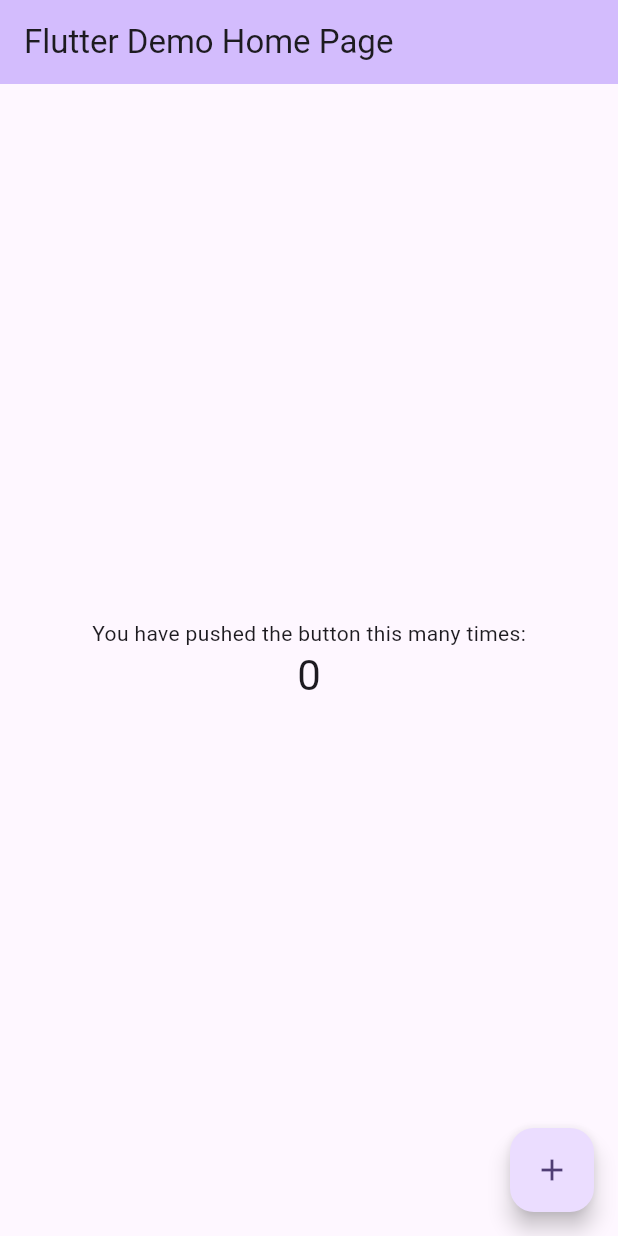
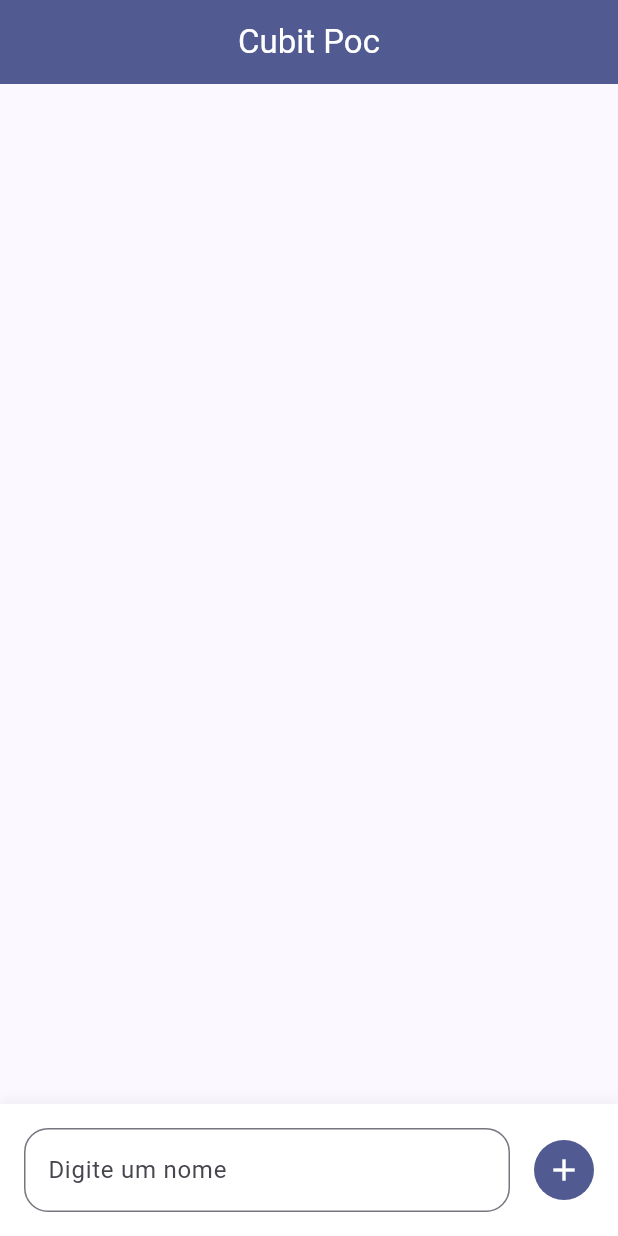
Before and after one commit to hugocica/flutter_bloc_cubit_poc, a Flutter app: the screen it shows after launch, on a phone screen of 412 x 824 dp. Run offline on Flutter 3.47's test engine with Material 3 defaults, Android fonts, the phone set to English and light mode, and no system bars.

Commit message:
Home screen

```diff
--- /dev/null
+++ b/lib/app/app_widget.dart
@@ -0,0 +1,17 @@
+import 'package:cubit_poc/app/pages/home/home_widget.dart';
+import 'package:flutter/material.dart';
+
+class MyApp extends StatelessWidget {
+  const MyApp({super.key});
+
+  @override
+  Widget build(BuildContext context) {
+    return MaterialApp(
+      title: 'Cubit POC',
+      theme: ThemeData(
+        colorScheme: ColorScheme.fromSeed(seedColor: Colors.indigo),
+      ),
+      home: const HomePage(),
+    );
+  }
+}
--- /dev/null
+++ b/lib/app/pages/home/home_widget.dart
@@ -0,0 +1,87 @@
+import 'package:flutter/material.dart';
+
+class HomePage extends StatefulWidget {
+  const HomePage({super.key});
+
+  @override
+  State<HomePage> createState() => _MyHomePageState();
+}
+
+class _MyHomePageState extends State<HomePage> {
+  final _nameController = TextEditingController();
+
+  @override
+  void initState() {
+    super.initState();
+  }
+
+  @override
+  Widget build(BuildContext context) {
+    return Scaffold(
+      appBar: AppBar(
+        title: const Text(
+          'Cubit Poc',
+        ),
+        centerTitle: true,
+        backgroundColor: Theme.of(context).primaryColor,
+        foregroundColor: Colors.white,
+      ),
+      body: Stack(
+        children: [
+          Positioned(
+            bottom: 0,
+            right: 0,
+            left: 0,
+            child: Container(
+              decoration: BoxDecoration(
+                color: Colors.white,
+                boxShadow: [
+                  BoxShadow(
+                    color: Colors.black.withOpacity(0.03),
+                    offset: const Offset(0, -5),
+                    blurRadius: 4,
+                  ),
+                ],
+              ),
+              padding: const EdgeInsets.all(16),
+              child: SafeArea(
+                child: Row(
+                  children: [
+                    Expanded(
+                      child: TextFormField(
+                        controller: _nameController,
+                        decoration: InputDecoration(
+                          hintText: 'Digite um nome',
+                          border: OutlineInputBorder(
+                            borderRadius: BorderRadius.circular(16),
+                          ),
+                        ),
+                      ),
+                    ),
+                    SizedBox(
+                      width: 16,
+                    ),
+                    GestureDetector(
+                      onTap: () {
+                        _nameController.clear();
+                      },
+                      child: CircleAvatar(
+                        backgroundColor: Theme.of(context).primaryColor,
+                        child: Center(
+                          child: Icon(
+                            Icons.add,
+                            color: Colors.white,
+                          ),
+                        ),
+                      ),
+                    )
+                  ],
+                ),
+              ),
+            ),
+          ),
+        ],
+      ),
+    );
+  }
+}
--- a/lib/main.dart
+++ b/lib/main.dart
@@ -1,125 +1,6 @@
+import 'package:cubit_poc/app/app_widget.dart';
 import 'package:flutter/material.dart';
 
 void main() {
   runApp(const MyApp());
 }
-
-class MyApp extends StatelessWidget {
-  const MyApp({super.key});
-
-  // This widget is the root of your application.
-  @override
-  Widget build(BuildContext context) {
-    return MaterialApp(
-      title: 'Flutter Demo',
-      theme: ThemeData(
-        // This is the theme of your application.
-        //
-        // TRY THIS: Try running your application with "flutter run". You'll see
-        // the application has a purple toolbar. Then, without quitting the app,
-        // try changing the seedColor in the colorScheme below to Colors.green
-        // and then invoke "hot reload" (save your changes or press the "hot
-        // reload" button in a Flutter-supported IDE, or press "r" if you used
-        // the command line to start the app).
-        //
-        // Notice that the counter didn't reset back to zero; the application
-        // state is not lost during the reload. To reset the state, use hot
-        // restart instead.
-        //
-        // This works for code too, not just values: Most code changes can be
-        // tested with just a hot reload.
-        colorScheme: ColorScheme.fromSeed(seedColor: Colors.deepPurple),
-        useMaterial3: true,
-      ),
-      home: const MyHomePage(title: 'Flutter Demo Home Page'),
-    );
-  }
-}
-
-class MyHomePage extends StatefulWidget {
-  const MyHomePage({super.key, required this.title});
-
-  // This widget is the home page of your application. It is stateful, meaning
-  // that it has a State object (defined below) that contains fields that affect
-  // how it looks.
-
-  // This class is the configuration for the state. It holds the values (in this
-  // case the title) provided by the parent (in this case the App widget) and
-  // used by the build method of the State. Fields in a Widget subclass are
-  // always marked "final".
-
-  final String title;
-
-  @override
-  State<MyHomePage> createState() => _MyHomePageState();
-}
-
-class _MyHomePageState extends State<MyHomePage> {
-  int _counter = 0;
-
-  void _incrementCounter() {
-    setState(() {
-      // This call to setState tells the Flutter framework that something has
-      // changed in this State, which causes it to rerun the build method below
-      // so that the display can reflect the updated values. If we changed
-      // _counter without calling setState(), then the build method would not be
-      // called again, and so nothing would appear to happen.
-      _counter++;
-    });
-  }
-
-  @override
-  Widget build(BuildContext context) {
-    // This method is rerun every time setState is called, for instance as done
-    // by the _incrementCounter method above.
-    //
-    // The Flutter framework has been optimized to make rerunning build methods
-    // fast, so that you can just rebuild anything that needs updating rather
-    // than having to individually change instances of widgets.
-    return Scaffold(
-      appBar: AppBar(
-        // TRY THIS: Try changing the color here to a specific color (to
-        // Colors.amber, perhaps?) and trigger a hot reload to see the AppBar
-        // change color while the other colors stay the same.
-        backgroundColor: Theme.of(context).colorScheme.inversePrimary,
-        // Here we take the value from the MyHomePage object that was created by
-        // the App.build method, and use it to set our appbar title.
-        title: Text(widget.title),
-      ),
-      body: Center(
-        // Center is a layout widget. It takes a single child and positions it
-        // in the middle of the parent.
-        child: Column(
-          // Column is also a layout widget. It takes a list of children and
-          // arranges them vertically. By default, it sizes itself to fit its
-          // children horizontally, and tries to be as tall as its parent.
-          //
-          // Column has various properties to control how it sizes itself and
-          // how it positions its children. Here we use mainAxisAlignment to
-          // center the children vertically; the main axis here is the vertical
-          // axis because Columns are vertical (the cross axis would be
-          // horizontal).
-          //
-          // TRY THIS: Invoke "debug painting" (choose the "Toggle Debug Paint"
-          // action in the IDE, or press "p" in the console), to see the
-          // wireframe for each widget.
-          mainAxisAlignment: MainAxisAlignment.center,
-          children: <Widget>[
-            const Text(
-              'You have pushed the button this many times:',
-            ),
-            Text(
-              '$_counter',
-              style: Theme.of(context).textTheme.headlineMedium,
-            ),
-          ],
-        ),
-      ),
-      floatingActionButton: FloatingActionButton(
-        onPressed: _incrementCounter,
-        tooltip: 'Increment',
-        child: const Icon(Icons.add),
-      ), // This trailing comma makes auto-formatting nicer for build methods.
-    );
-  }
-}
```
Also changed, not shown: 1 other file.
